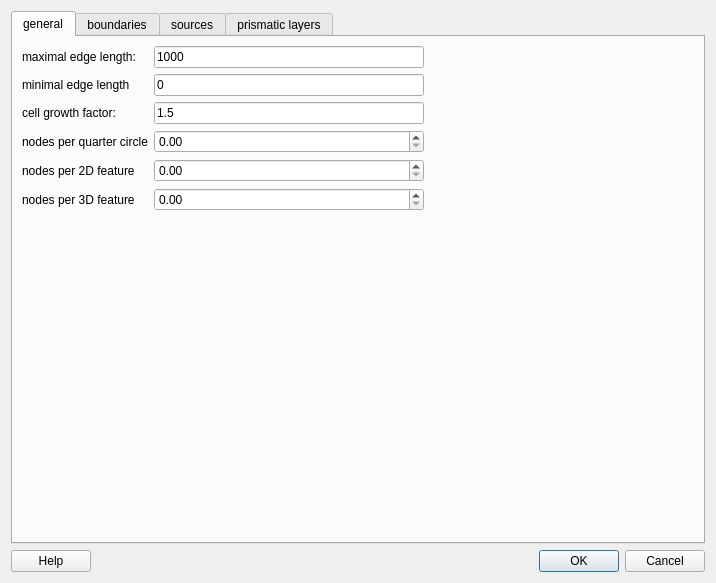
First picture: the form in src/libengrid/guicreatesurfacemesh.ui, repository enGits/engrid, before the edit.
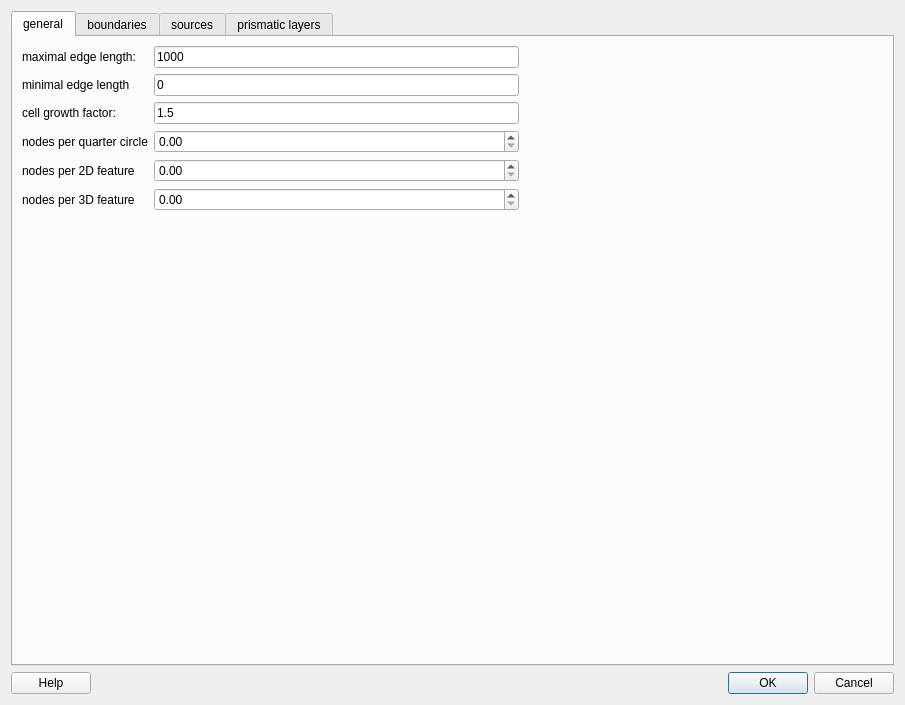
Second picture: the form after the edit. The open tabs and pages were chosen to show the change. Icons and pictures are not drawn.

Commit message: finer step size for mesh resolution in dialogue

```diff
--- a/src/libengrid/guicreatesurfacemesh.ui
+++ b/src/libengrid/guicreatesurfacemesh.ui
@@ -6,8 +6,8 @@
    <rect>
     <x>0</x>
     <y>0</y>
-    <width>673</width>
-    <height>583</height>
+    <width>905</width>
+    <height>705</height>
    </rect>
   </property>
   <property name="windowTitle">
```
Left out of the diff: 8 changed lines with no effect on the pictures.
